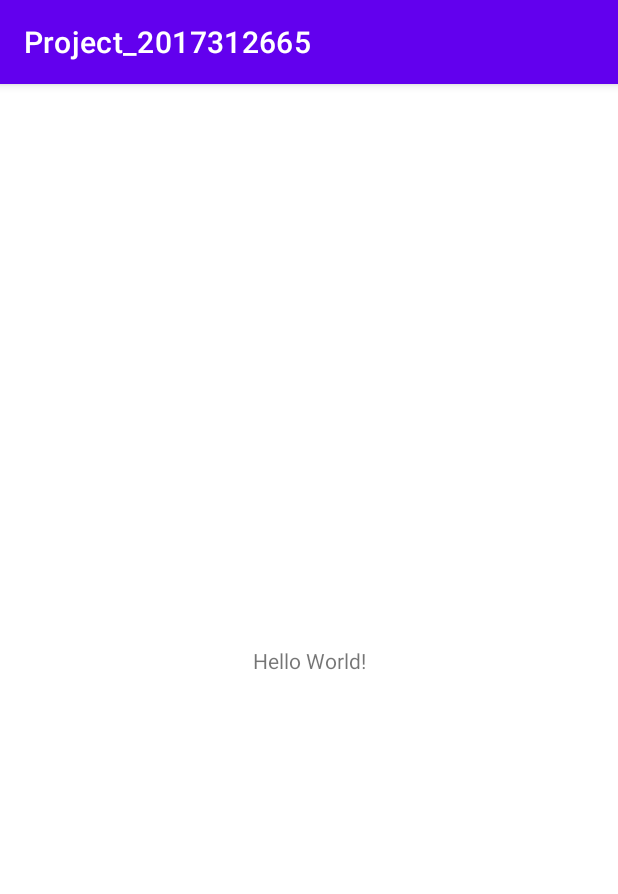
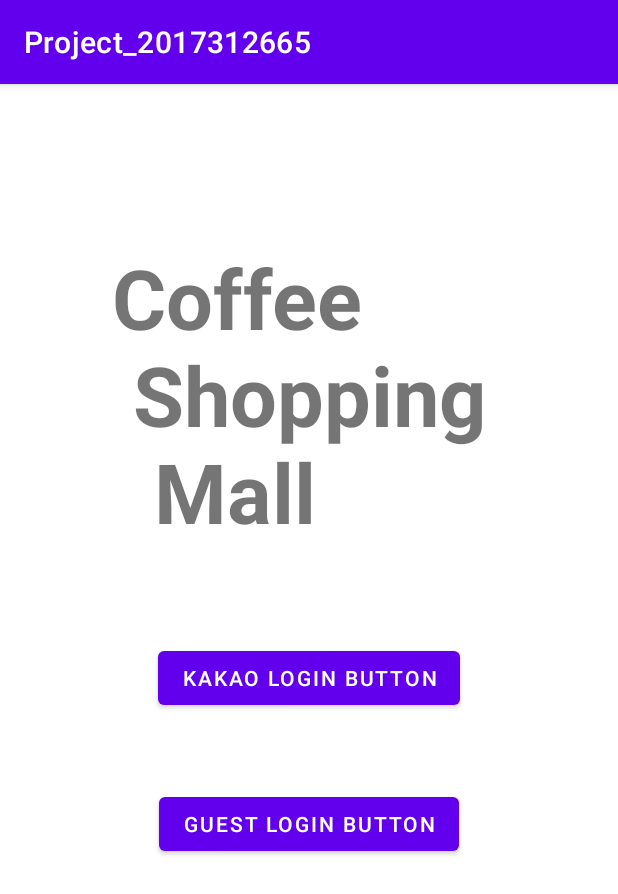
Before and after one commit to parkg17/Mobile-App-Project, an Android app: the screen it shows after launch (MainActivity), on a phone screen of 412 x 824 dp. Shown: the top 894 px of the screen. Run offline under Robolectric (Android 15) with nearby library versions, the phone set to English and light mode, and no system bars.

Commit message:
Main Activity

```diff
--- a/app/build.gradle
+++ b/app/build.gradle
@@ -3,12 +3,12 @@
 }
 
 android {
-    compileSdk 32
+    compileSdk 31
 
     defaultConfig {
         applicationId "edu.skku.map.project_2017312665"
         minSdk 26
-        targetSdk 32
+        targetSdk 31
         versionCode 1
         versionName "1.0"
 
@@ -29,6 +29,8 @@
 
 dependencies {
 
+    implementation 'com.google.code.gson:gson:2.9.0'
+    implementation 'com.squareup.okhttp3:okhttp:4.9.3'
     implementation 'androidx.appcompat:appcompat:1.4.1'
     implementation 'com.google.android.material:material:1.5.0'
     implementation 'androidx.constraintlayout:constraintlayout:2.1.3'
--- a/app/src/main/AndroidManifest.xml
+++ b/app/src/main/AndroidManifest.xml
@@ -1,6 +1,8 @@
 <?xml version="1.0" encoding="utf-8"?>
 <manifest xmlns:android="http://schemas.android.com/apk/res/android"
     package="edu.skku.map.project_2017312665">
+
+    <uses-permission android:name="android.permission.INTERNET" />
 
     <application
         android:allowBackup="true"
--- a/app/src/main/java/edu/skku/map/project_2017312665/MainActivity.java
+++ b/app/src/main/java/edu/skku/map/project_2017312665/MainActivity.java
@@ -2,13 +2,25 @@
 
 import androidx.appcompat.app.AppCompatActivity;
 
+import android.content.Intent;
 import android.os.Bundle;
+import android.widget.Button;
 
 public class MainActivity extends AppCompatActivity {
+    public static final String EXT_ID = "User_ID";
+    String user_id;
 
     @Override
     protected void onCreate(Bundle savedInstanceState) {
         super.onCreate(savedInstanceState);
         setContentView(R.layout.activity_main);
+
+        Button guest_login_button = findViewById(R.id.guest_login_button);
+
+        guest_login_button.setOnClickListener(view -> {
+            Intent intent = new Intent(MainActivity.this, ShoppingMallActivity.class);
+            intent.putExtra(EXT_ID, user_id);
+            startActivity(intent);
+        });
     }
 }
--- a/app/src/main/res/layout/activity_main.xml
+++ b/app/src/main/res/layout/activity_main.xml
@@ -7,12 +7,37 @@
     tools:context=".MainActivity">
 
     <TextView
+        android:id="@+id/textView2"
         android:layout_width="wrap_content"
         android:layout_height="wrap_content"
-        android:text="Hello World!"
+        android:text="Coffee \n Shopping \n  Mall"
+        android:textSize="55sp"
+        android:textStyle="bold"
         app:layout_constraintBottom_toBottomOf="parent"
         app:layout_constraintLeft_toLeftOf="parent"
         app:layout_constraintRight_toRightOf="parent"
-        app:layout_constraintTop_toTopOf="parent" />
+        app:layout_constraintTop_toTopOf="parent"
+        app:layout_constraintVertical_bias="0.187" />
+
+    <Button
+        android:id="@+id/kakao_login_button"
+        android:layout_width="wrap_content"
+        android:layout_height="wrap_content"
+        android:layout_marginTop="63dp"
+        android:text="Kakao Login Button"
+        app:layout_constraintEnd_toEndOf="parent"
+        app:layout_constraintStart_toStartOf="parent"
+        app:layout_constraintTop_toBottomOf="@+id/textView2" />
+
+    <Button
+        android:id="@+id/guest_login_button"
+        android:layout_width="wrap_content"
+        android:layout_height="wrap_content"
+        android:layout_marginTop="49dp"
+        android:text="Guest Login Button"
+        app:layout_constraintEnd_toEndOf="parent"
+        app:layout_constraintStart_toStartOf="parent"
+        app:layout_constraintTop_toBottomOf="@+id/kakao_login_button" />
+
 
 </androidx.constraintlayout.widget.ConstraintLayout>
--- /dev/null
+++ b/app/src/main/res/layout/shopping_mall.xml
@@ -0,0 +1,6 @@
+<?xml version="1.0" encoding="utf-8"?>
+<androidx.constraintlayout.widget.ConstraintLayout xmlns:android="http://schemas.android.com/apk/res/android"
+    android:layout_width="match_parent"
+    android:layout_height="match_parent">
+
+</androidx.constraintlayout.widget.ConstraintLayout>
```
Also changed, not shown: app/src/main/java/edu/skku/map/project_2017312665/ShoppingMallActivity.java (added, +22 -0 lines).
